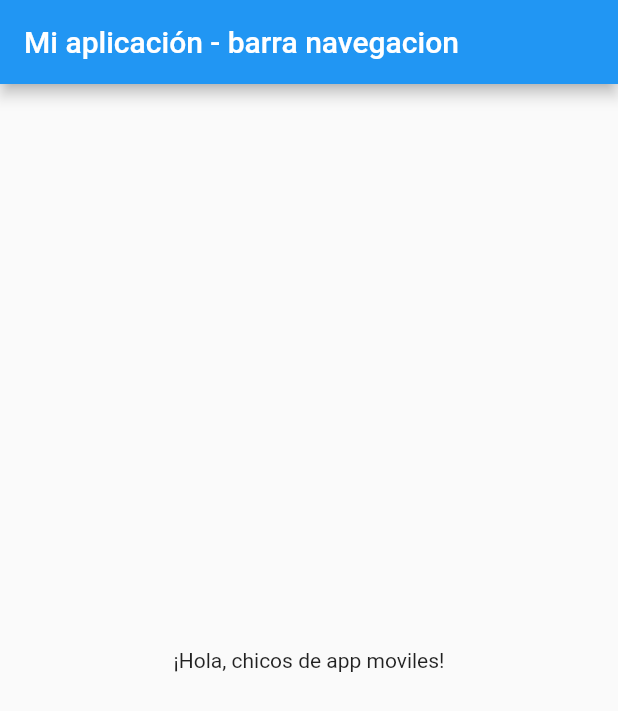
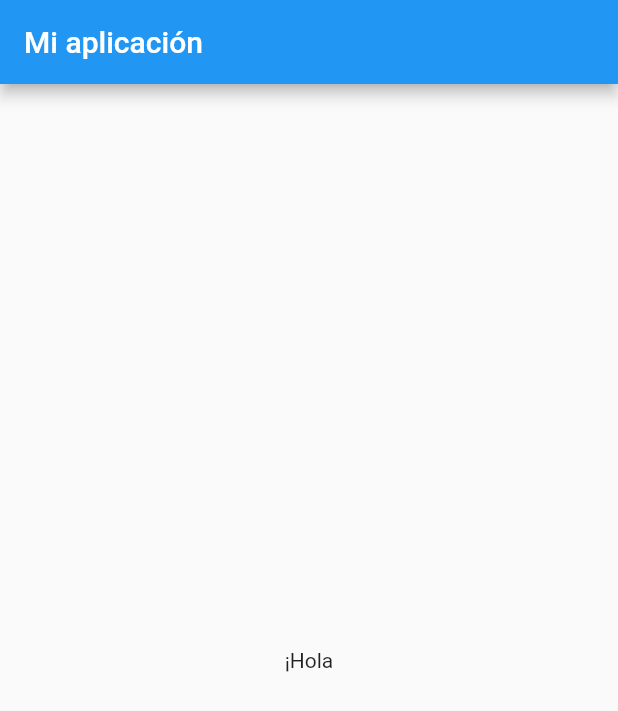
Before and after one commit to chernandezmar/app_moviles_2023, a Flutter app: the screen it shows after launch, on a phone screen of 412 x 824 dp. Shown: the top 711 px of the screen. Run offline on Flutter 3.47's test engine with Material 2 defaults, Android fonts, the phone set to English and light mode, and no system bars.

Commit message:
cambios de prueba

```diff
--- a/lib/main.dart
+++ b/lib/main.dart
@@ -11,10 +11,10 @@ class MyApp extends StatelessWidget {
       title: 'Mi aplicación',
       home: Scaffold(
         appBar: AppBar(
-          title: Text('Mi aplicación - barra navegacion'),
+          title: Text('Mi aplicación'),
         ),
         body: Center(
-          child: Text('¡Hola, chicos de app moviles!'),
+          child: Text('¡Hola'),
         ),
       ),
     );
```
